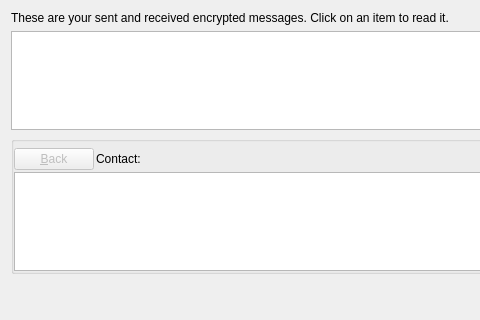
Before: the Qt Designer form src/qt/forms/messagepage.ui in CryptoCoderz/DigitalNote, drawn with Qt 5; both pictures show x 0 to 480 and y 0 to 320 of the 793 by 419 pixel window.
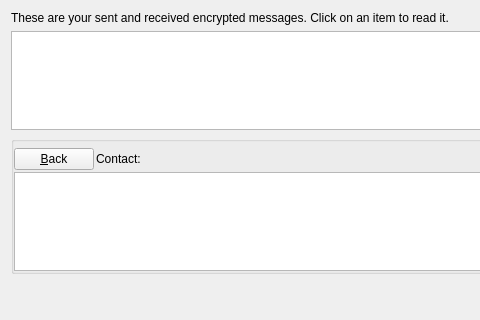
After: the same form once the commit is applied. Icons and pictures are not drawn. Custom widgets are drawn as their Qt base class.

Commit message: enabled back button

```diff
--- a/src/qt/forms/messagepage.ui
+++ b/src/qt/forms/messagepage.ui
@@ -86,7 +86,7 @@
           <item>
            <widget class="QPushButton" name="backButton">
             <property name="enabled">
-             <bool>false</bool>
+             <bool>true</bool>
             </property>
             <property name="text">
              <string>&amp;Back</string>
```
